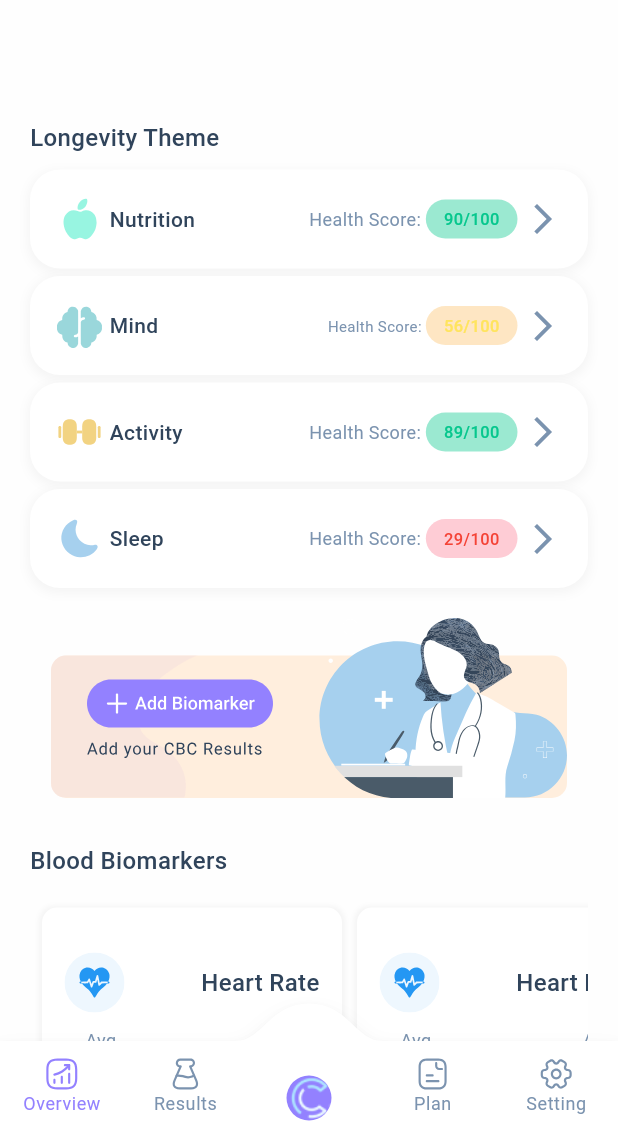
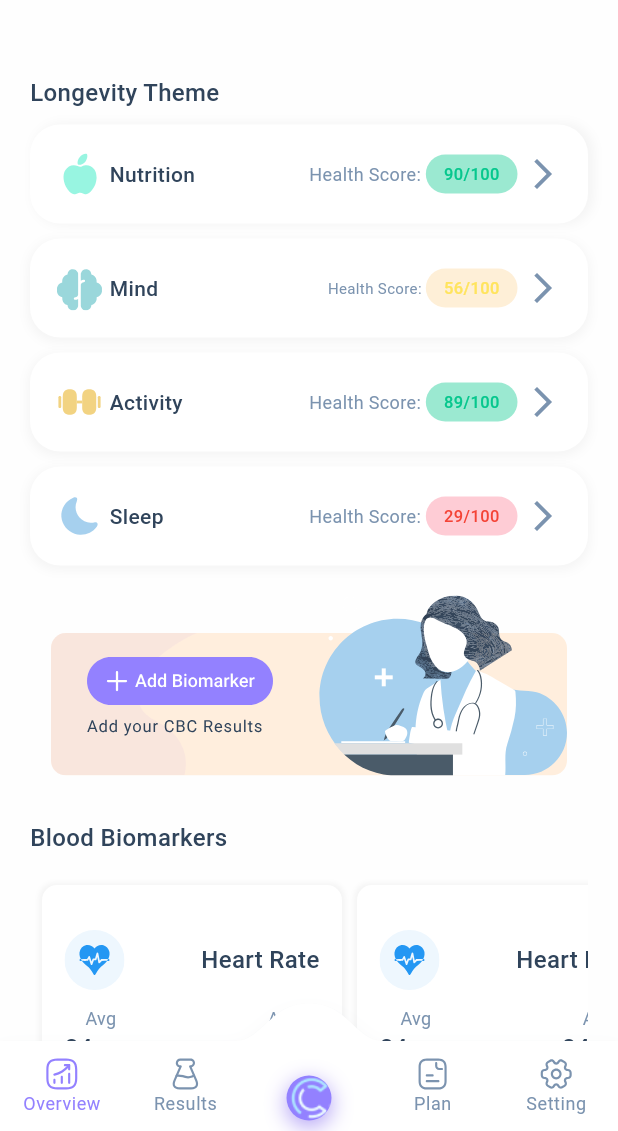
Before and after one commit to SellGURU/copilot-mobileApp, a Flutter app: the screen it shows after launch, on a phone screen of 412 x 824 dp, the part 105-1236 px from its top. Run offline on Flutter 3.47's test engine with Material 3 defaults, Android fonts, the phone set to English and light mode, and no system bars; drawn by our look-alikes of convex_bottom_bar; our stand-ins replace accordion, fl_chart, flutter_bloc, flutter_svg, google_fonts, shared_preferences and 1 more.

Commit message:
UPDATE: Update the shadow and the color

```diff
--- a/lib/components/text_style.dart
+++ b/lib/components/text_style.dart
@@ -20,6 +20,6 @@ class AppTextStyles {
   static TextStyle hintSmale = GoogleFonts.roboto( textStyle:TextStyle(fontSize: 10, color: AppColors.textLite));
   static TextStyle gradeGreen = GoogleFonts.roboto( textStyle:TextStyle(fontSize: 11,fontWeight: FontWeight.w500, color: AppColors.greenBega));
   static TextStyle gradeRed = GoogleFonts.roboto( textStyle:TextStyle(fontSize: 11,fontWeight: FontWeight.w500, color: Colors.red));
-  static TextStyle gradeYellow = GoogleFonts.roboto( textStyle:TextStyle(fontSize: 11,fontWeight: FontWeight.w500, color: Color.fromRGBO(255, 228, 94, 1)));
+  static TextStyle gradeYellow = GoogleFonts.roboto( textStyle:TextStyle(fontSize: 11,fontWeight: FontWeight.w500, color: Color.fromARGB(255,255, 228, 94)));
 
 }
--- a/lib/main.dart
+++ b/lib/main.dart
@@ -61,7 +61,7 @@ class _MyAppState extends State<MyApp> {
           BlocProvider(create: (_) => PageIndexBloc()),
           BlocProvider(create: (_) => SwitchValueGraphBloc())
         ],
-        child: Mainscreen(),
+        child: const Mainscreen(),
       ),
     );
   }
--- a/lib/screens/home/home.dart
+++ b/lib/screens/home/home.dart
@@ -71,47 +71,6 @@ class HomeScreen extends StatelessWidget {
                 const SizedBox(
                   height: 30,
                 ),
-                // Container(
-                //   padding: const EdgeInsets.all(12),
-                //   decoration: BoxDecoration(color: Colors.white, boxShadow: [
-                //     BoxShadow(
-                //       color: Colors.grey.withOpacity(.1),
-                //       spreadRadius: 5,
-                //       blurRadius: 5,
-                //       offset: const Offset(0, 1), // changes position of shadow
-                //     ),
-                //   ]),
-                //   child: const Row(
-                //     children: [
-                //       Row(
-                //         children: [
-                //           Gauges(),
-                //           SizedBox(
-                //             width: 10,
-                //           ),
-                //           Gauges(),
-                //         ],
-                //       ),
-                //       SizedBox(
-                //         width: 150,
-                //         child: Center(child: Text("data")),
-                //       ),
-                //       Row(
-                //         children: [
-                //           Gauges(),
-                //           SizedBox(
-                //             width: 10,
-                //           ),
-                //           Gauges(),
-                //         ],
-                //       ),
-                //     ],
-                //   ),
-                // ),
-                const SizedBox(
-                  height: 30,
-                ),
-                // AppTextField(lable: 'search', hint: 'search', controller: _controllerSearch,icon: const Icon(Icons.search),),
                 const Longevity(),
                 Container(
                   padding: const EdgeInsets.only(top: 20, bottom: 10),
--- a/lib/screens/mainScreen/mainScreen.dart
+++ b/lib/screens/mainScreen/mainScreen.dart
@@ -3,6 +3,7 @@ import 'dart:math';
 import 'package:flutter/cupertino.dart';
 import 'package:flutter/material.dart';
 import 'package:flutter_bloc/flutter_bloc.dart';
+import 'package:test_copilet/res/colors.dart';
 
 import '../../utility/changeScreanBloc/PageIndex_Bloc.dart';
 import '../../utility/changeScreanBloc/PageIndex_states.dart';
@@ -24,12 +25,15 @@ class Mainscreen extends StatefulWidget {
 
 class _MainscreenState extends State<Mainscreen> {
   final GlobalKey<NavigatorState> _healthPlanScreenKey = GlobalKey();
-
+  final GlobalKey<NavigatorState> _resultScreenKey = GlobalKey();
 
   // override the back btn
   Future<bool> _onWillPop() async {
-    if (_healthPlanScreenKey.currentState!.canPop()){
+    if (_healthPlanScreenKey.currentState!.canPop()) {
       _healthPlanScreenKey.currentState!.pop();
+    }
+    if (_resultScreenKey.currentState!.canPop()) {
+      _resultScreenKey.currentState!.pop();
     }
 
     return false;
@@ -37,7 +41,7 @@ class _MainscreenState extends State<Mainscreen> {
 
   @override
   Widget build(BuildContext context) {
-    var size = MediaQuery.of(context).size;
+
     return FutureBuilder<String?>(
         future: getTokenLocally(),
         builder: (BuildContext context, AsyncSnapshot<String?> snapshot) {
@@ -62,29 +66,26 @@ class _MainscreenState extends State<Mainscreen> {
               return WillPopScope(
                 onWillPop: _onWillPop,
                 child: Scaffold(
-                    backgroundColor: Colors.white,
+                    backgroundColor: AppColors.bgScreen,
                     body: SafeArea(
                       child: BlocBuilder<PageIndexBloc, PageIndexState>(
                         builder: (context, state) {
-                          // setState(() {
-                          //   pageIndexSelect=state.pageIndex;
-                          // });
-                          // print(pageIndexSelect);
-
                           return IndexedStack(
                             index: state.pageIndex,
                             children: [
                               const HomeScreen(),
                               Navigator(
-                                key: _healthPlanScreenKey,
-                                onGenerateRoute: (settings) => MaterialPageRoute(
+                                key: _resultScreenKey,
+                                onGenerateRoute: (settings) =>
+                                    MaterialPageRoute(
                                   builder: (context) => const ResultScreen(),
                                 ),
                               ),
                               SizedBox(),
                               Navigator(
                                 key: _healthPlanScreenKey,
-                                onGenerateRoute: (settings) => MaterialPageRoute(
+                                onGenerateRoute: (settings) =>
+                                    MaterialPageRoute(
                                   builder: (context) => HealthPlanScreen(),
                                 ),
                               ),
--- a/lib/screens/result/result.dart
+++ b/lib/screens/result/result.dart
@@ -310,6 +310,9 @@ class _ResultScreenState extends State<ResultScreen> {
               onTap: () => Navigator.pushReplacementNamed(context, "/ldl"),
               child: Cardresultscreen(),
             ),
+            const SizedBox(
+              height: 40,
+            ),
           ],
         ),
       ),
--- a/lib/widgets/bottomNavigationBar.dart
+++ b/lib/widgets/bottomNavigationBar.dart
@@ -1,6 +1,8 @@
 
 import 'package:convex_bottom_bar/convex_bottom_bar.dart';
 import 'package:flutter/cupertino.dart';
+import 'package:flutter/material.dart';
+import 'package:flutter/painting.dart';
 import 'package:flutter_bloc/flutter_bloc.dart';
 import 'package:flutter_svg/svg.dart';
 import 'package:test_copilet/utility/changeScreanBloc/PageIndex_Bloc.dart';
@@ -25,7 +27,9 @@ class _BottomNavigationBarCustomState extends State<BottomNavigationBarCustom> {
     var size = MediaQuery.of(context).size;
     return StyleProvider(
       style: Style(),
+
       child: ConvexAppBar(
+        shadowColor: Color.fromRGBO(153, 171, 198, 0.18),
         onTap: (index) => setState(() {
           setState(() {
             pageIndex = index;
@@ -79,16 +83,10 @@ class _BottomNavigationBarCustomState extends State<BottomNavigationBarCustom> {
               height: (size.height),
               decoration: BoxDecoration(
                   color: AppColors.iconPurpleDark,
-                  borderRadius: BorderRadius.circular(99)),
+                  borderRadius: BorderRadius.circular(99),
+                boxShadow: [BoxShadow(color: Color.fromRGBO(97, 62, 234, 0.5),offset: Offset(0,4),blurRadius: 12)]
+              ),
               child: Image.asset("assets/codie.png"),
-              // child: SvgPicture.asset("assets/codie.svg",
-              //     width: 5,
-              //     height: 5,
-              //     colorFilter: pageIndex == 1
-              //         ? const ColorFilter.mode(
-              //             AppColors.purpleDark, BlendMode.srcIn)
-              //         : const ColorFilter.mode(
-              //             AppColors.textLite, BlendMode.srcIn)),
             ),
           ),
           TabItem(
@@ -99,9 +97,10 @@ class _BottomNavigationBarCustomState extends State<BottomNavigationBarCustom> {
                 child: SvgPicture.asset("assets/planIcon.svg",
                     width: 5,
                     height: 5,
+                    alignment:Alignment.center ,
                     colorFilter: pageIndex == 3
                         ? const ColorFilter.mode(
-                            AppColors.purpleDark, BlendMode.srcIn)
+                            AppColors.purpleDark, BlendMode.plus)
                         : const ColorFilter.mode(
                             AppColors.textLite, BlendMode.srcIn)),
               )),
--- a/lib/widgets/longevity.dart
+++ b/lib/widgets/longevity.dart
@@ -31,7 +31,7 @@ class _LongevityState extends State<Longevity> {
                       color: Colors.grey.withOpacity(.1),
                       spreadRadius: 1,
                       blurRadius: 5,
-                      offset: const Offset(0, 2), // changes position of shadow
+                      offset: const Offset(3, 0), // changes position of shadow
                     ),
                   ]),
               child: Padding(
@@ -77,7 +77,7 @@ class _LongevityState extends State<Longevity> {
                 ),
               ),
             ),
-            const SizedBox(height: 5,),
+            const SizedBox(height: 10,),
             Container(
               decoration: BoxDecoration(
                   borderRadius: BorderRadius.circular(20),
@@ -119,7 +119,7 @@ class _LongevityState extends State<Longevity> {
                           style: AppTextStyles.hintSmale,
                         ),
                         Container(
-                          decoration: BoxDecoration(color: AppColors.yellowBega,borderRadius: BorderRadius.circular(20)),
+                          decoration: BoxDecoration(color: AppColors.yellowBega.withOpacity(.2),borderRadius: BorderRadius.circular(20)),
                           child: Padding(
                             padding: const EdgeInsets.only(bottom: 5,top: 5,left: 12,right: 12),
                             child: Text("${"56"}/100",style: AppTextStyles.gradeYellow,),
@@ -133,7 +133,7 @@ class _LongevityState extends State<Longevity> {
                 ),
               ),
             ),
-            const SizedBox(height: 5,),
+            const SizedBox(height: 10,),
             Container(
               decoration: BoxDecoration(
                   borderRadius: BorderRadius.circular(20),
@@ -189,7 +189,7 @@ class _LongevityState extends State<Longevity> {
                 ),
               ),
             ),
-            const SizedBox(height: 5,),
+            const SizedBox(height: 10,),
             Container(
               decoration: BoxDecoration(
                   borderRadius: BorderRadius.circular(20),
```
